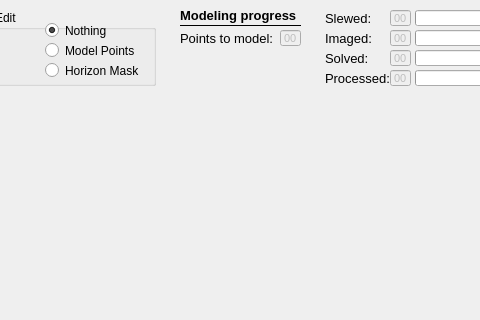
Above: mountwizzard/gui/hemisphere_dialog_ui.ui from sayitfast/MountWizzard3 before the change; both pictures show x 155 to 635 and y 0 to 320 of the 791 by 641 pixel window. Below: the same form after it.
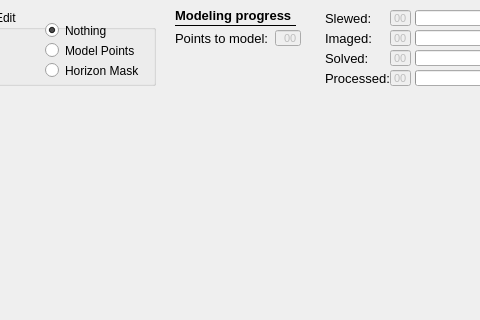
That is the form after the change.

```diff
--- a/mountwizzard/gui/hemisphere_dialog_ui.ui
+++ b/mountwizzard/gui/hemisphere_dialog_ui.ui
@@ -473,9 +473,9 @@
    </property>
    <property name="geometry">
     <rect>
-     <x>435</x>
+     <x>430</x>
      <y>30</y>
-     <width>21</width>
+     <width>26</width>
      <height>16</height>
     </rect>
    </property>
@@ -515,7 +515,7 @@
   <widget class="QLabel" name="label_59">
    <property name="geometry">
     <rect>
-     <x>335</x>
+     <x>330</x>
      <y>30</y>
      <width>96</width>
      <height>16</height>
@@ -536,7 +536,7 @@
   <widget class="QLabel" name="label_149">
    <property name="geometry">
     <rect>
-     <x>335</x>
+     <x>330</x>
      <y>5</y>
      <width>126</width>
      <height>21</height>
@@ -556,7 +556,7 @@
   <widget class="Line" name="line_78">
    <property name="geometry">
     <rect>
-     <x>335</x>
+     <x>330</x>
      <y>25</y>
      <width>121</width>
      <height>1</height>
```
